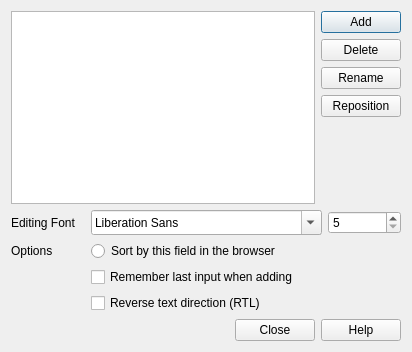
This is designer/fields.ui in ankitects/anki as Qt 5 draws it before an edit. The edited form follows.
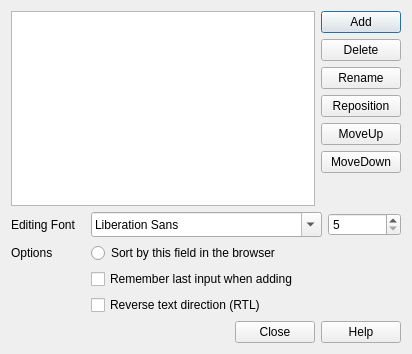
This is the edited form.

Commit message: new buttons in fields.ui. MoveUp - move field up by 1 position, MoveDown - move field down by 1 position.

Diff of the .ui file:
```diff
--- a/designer/fields.ui
+++ b/designer/fields.ui
@@ -7,7 +7,7 @@
     <x>0</x>
     <y>0</y>
     <width>412</width>
-    <height>352</height>
+    <height>354</height>
    </rect>
   </property>
   <property name="windowTitle">
@@ -65,6 +65,20 @@
          </property>
         </widget>
        </item>
+       <item>
+        <widget class="QPushButton" name="fieldPositionUp">
+         <property name="text">
+          <string>MoveUp</string>
+         </property>
+        </widget>
+       </item>
+       <item>
+        <widget class="QPushButton" name="fieldPositionDown">
+         <property name="text">
+          <string>MoveDown</string>
+         </property>
+        </widget>
+       </item>
        <item>
         <spacer name="verticalSpacer_3">
          <property name="orientation">
```
The commit also changes 1 other file.
